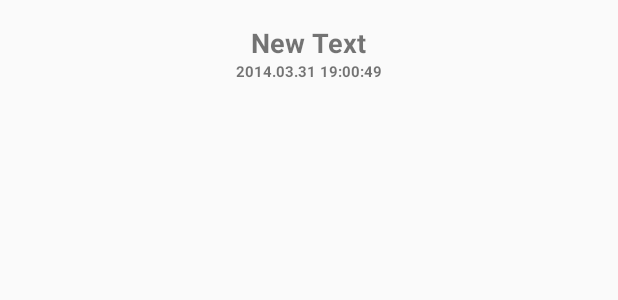
After one commit to powerswat/FlexScheduler, an Android app: the layout list_notice.xml on its own in the app's theme, with its tools: preview values and no code run, on a phone screen of 412 x 824 dp. The commit adds this screen. Shown: the top 300 px of the screen. Run offline under Robolectric (Android 15) with nearby library versions, the phone set to English and light mode, and no system bars.

```diff
--- /dev/null
+++ b/app/src/main/res/layout/list_notice.xml
@@ -0,0 +1,38 @@
+<?xml version="1.0" encoding="utf-8"?>
+<RelativeLayout xmlns:android="http://schemas.android.com/apk/res/android"
+              android:layout_width="match_parent"
+              android:layout_height="match_parent"
+              android:paddingLeft="@dimen/activity_horizontal_margin"
+              android:paddingRight="@dimen/activity_horizontal_margin"
+              android:paddingTop="@dimen/activity_vertical_margin"
+              android:paddingBottom="@dimen/activity_vertical_margin">
+
+    <LinearLayout
+        android:id="@+id/linear_1"
+        android:orientation="vertical"
+        android:layout_width="match_parent"
+        android:layout_height="match_parent"
+        android:layout_centerVertical="true"
+        android:layout_centerHorizontal="true">
+
+        <TextView
+            android:layout_width="wrap_content"
+            android:layout_height="wrap_content"
+            android:text="New Text"
+            android:textStyle="bold"
+            android:textSize="18dp"
+            android:id="@+id/title"
+            android:layout_gravity="center_horizontal"/>
+
+        <TextView
+            android:layout_width="wrap_content"
+            android:layout_height="wrap_content"
+            android:text="2014.03.31 19:00:49"
+            android:textStyle="bold"
+            android:textSize="10dp"
+            android:id="@+id/date"
+            android:layout_gravity="center_horizontal"/>
+
+    </LinearLayout>
+
+</RelativeLayout>
```
Also changed, not shown: app/src/main/java/cse/osu/edu/flexscheduler/NoticeData.java (added, +32 -0 lines), app/src/main/java/cse/osu/edu/flexscheduler/SchedListActivity.java (+40 -0 lines), app/src/main/res/layout/fragment_sched_list.xml (+11 -3 lines).
